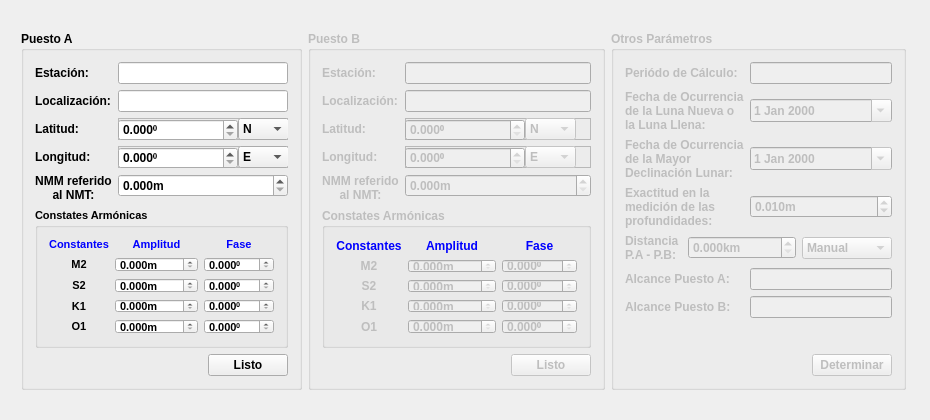
Qt form include/AlcanceLimite/alcancelimitewindow.ui (ryera89/TideAnalisisPredictionSystem) before a commit.
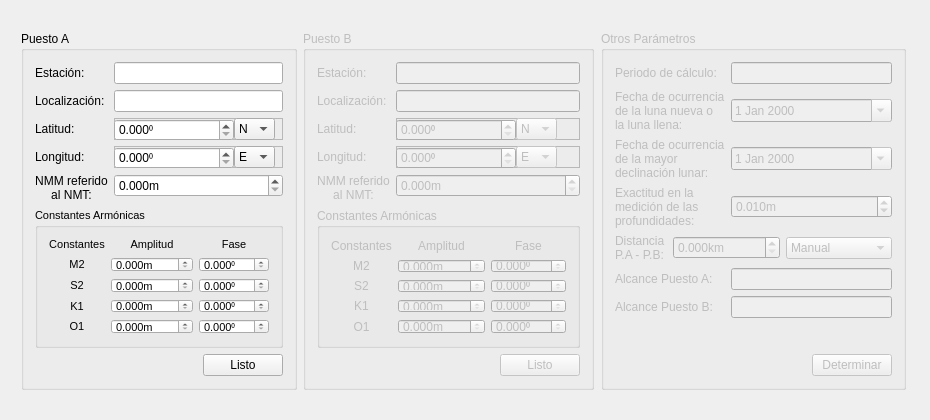
The same form after that commit.

What changed in the file:
```diff
--- a/include/AlcanceLimite/alcancelimitewindow.ui
+++ b/include/AlcanceLimite/alcancelimitewindow.ui
@@ -49,8 +49,8 @@
       <widget class="QGroupBox" name="puestoAGroupBox">
        <property name="font">
         <font>
-         <weight>75</weight>
-         <bold>true</bold>
+         <weight>50</weight>
+         <bold>false</bold>
         </font>
        </property>
        <property name="title">
@@ -61,26 +61,58 @@
          <layout class="QFormLayout" name="formLayout">
           <item row="0" column="0">
            <widget class="QLabel" name="label">
+            <property name="font">
+             <font>
+              <weight>50</weight>
+              <bold>false</bold>
+             </font>
+            </property>
             <property name="text">
              <string>Estación:</string>
             </property>
            </widget>
           </item>
           <item row="0" column="1">
-           <widget class="QLineEdit" name="stationALineEdit"/>
+           <widget class="QLineEdit" name="stationALineEdit">
+            <property name="font">
+             <font>
+              <weight>50</weight>
+              <bold>false</bold>
+             </font>
+            </property>
+           </widget>
           </item>
           <item row="1" column="0">
            <widget class="QLabel" name="label_2">
+            <property name="font">
+             <font>
+              <weight>50</weight>
+              <bold>false</bold>
+             </font>
+            </property>
             <property name="text">
              <string>Localización:</string>
             </property>
            </widget>
           </item>
           <item row="1" column="1">
-           <widget class="QLineEdit" name="locationALineEdit"/>
+           <widget class="QLineEdit" name="locationALineEdit">
+            <property name="font">
+             <font>
+              <weight>50</weight>
+              <bold>false</bold>
+             </font>
+            </property>
+           </widget>
           </item>
           <item row="2" column="0">
            <widget class="QLabel" name="label_3">
+            <property name="font">
+             <font>
+              <weight>50</weight>
+              <bold>false</bold>
+             </font>
+            </property>
             <property name="text">
              <string>Latitud:</string>
             </property>
@@ -133,6 +165,12 @@
                <height>22</height>
               </size>
              </property>
+             <property name="font">
+              <font>
+               <weight>50</weight>
+               <bold>false</bold>
+              </font>
+             </property>
              <property name="suffix">
               <string>⁰</string>
              </property>
@@ -148,7 +186,7 @@
               <rect>
                <x>120</x>
                <y>0</y>
-               <width>51</width>
+               <width>41</width>
                <height>22</height>
               </rect>
              </property>
@@ -158,6 +196,12 @@
                <verstretch>0</verstretch>
               </sizepolicy>
              </property>
+             <property name="font">
+              <font>
+               <weight>50</weight>
+               <bold>false</bold>
+              </font>
+             </property>
              <item>
               <property name="text">
                <string>N </string>
@@ -173,6 +217,12 @@
           </item>
           <item row="3" column="0">
            <widget class="QLabel" name="label_4">
+            <property name="font">
+             <font>
+              <weight>50</weight>
+              <bold>false</bold>
+             </font>
+            </property>
             <property name="text">
              <string>Longitud:</string>
             </property>
@@ -225,6 +275,12 @@
                <height>22</height>
               </size>
              </property>
+             <property name="font">
+              <font>
+               <weight>50</weight>
+               <bold>false</bold>
+              </font>
+             </property>
              <property name="suffix">
               <string>⁰</string>
              </property>
@@ -240,7 +296,7 @@
               <rect>
                <x>120</x>
                <y>0</y>
-               <width>51</width>
+               <width>41</width>
                <height>22</height>
               </rect>
              </property>
@@ -250,6 +306,12 @@
                <verstretch>0</verstretch>
               </sizepolicy>
              </property>
+             <property name="font">
+              <font>
+               <weight>50</weight>
+               <bold>false</bold>
+              </font>
+             </property>
              <item>
               <property name="text">
                <string>E</string>
@@ -265,6 +327,12 @@
           </item>
           <item row="4" column="0">
            <widget class="QLabel" name="label_23">
+            <property name="font">
+             <font>
+              <weight>50</weight>
+              <bold>false</bold>
+             </font>
+            </property>
             <property name="toolTip">
              <string>NMM: Nivel Medio del Mar
 NMT: Nivel Mínimo Teórico</string>
@@ -283,6 +351,12 @@
           </item>
           <item row="4" column="1">
            <widget class="QDoubleSpinBox" name="nmmASpinBox">
+            <property name="font">
+             <font>
+              <weight>50</weight>
+              <bold>false</bold>
+             </font>
+            </property>
             <property name="layoutDirection">
              <enum>Qt::LeftToRight</enum>
             </property>
@@ -304,18 +378,24 @@
           <property name="font">
            <font>
             <pointsize>8</pointsize>
-            <weight>75</weight>
-            <bold>true</bold>
+            <weight>50</weight>
+            <bold>false</bold>
            </font>
           </property>
           <property name="title">
-           <string>Constates Armónicas</string>
+           <string>Constantes Armónicas</string>
           </property>
           <layout class="QGridLayout" name="gridLayout">
            <item row="0" column="0">
             <widget class="QLabel" name="label_5">
+             <property name="font">
+              <font>
+               <weight>50</weight>
+               <bold>false</bold>
+              </font>
+             </property>
              <property name="text">
-              <string>&lt;font color = blue&gt;&lt;b&gt;Constantes&lt;/font&gt;&lt;/b&gt;</string>
+              <string>Constantes</string>
              </property>
              <property name="alignment">
               <set>Qt::AlignCenter</set>
@@ -325,7 +405,7 @@
            <item row="0" column="1">
             <widget class="QLabel" name="label_6">
              <property name="text">
-              <string>&lt;font color = blue&gt;&lt;b&gt;Amplitud&lt;/font&gt;&lt;/b&gt;</string>
+              <string>Amplitud</string>
              </property>
              <property name="alignment">
               <set>Qt::AlignCenter</set>
@@ -335,7 +415,7 @@
            <item row="0" column="2">
             <widget class="QLabel" name="label_7">
              <property name="text">
-              <string>&lt;font color = blue&gt;&lt;b&gt;Fase&lt;/font&gt;&lt;/b&gt;</string>
+              <string>Fase</string>
              </property>
              <property name="alignment">
               <set>Qt::AlignCenter</set>
@@ -344,6 +424,12 @@
            </item>
            <item row="1" column="0">
             <widget class="QLabel" name="label_8">
+             <property name="font">
+              <font>
+               <weight>50</weight>
+               <bold>false</bold>
+              </font>
+             </property>
              <property name="text">
               <string>M2</string>
              </property>
@@ -354,6 +440,12 @@
            </item>
            <item row="1" column="1">
             <widget class="QDoubleSpinBox" name="m2AmpASpinBox">
+             <property name="font">
+              <font>
+               <weight>50</weight>
+               <bold>false</bold>
+              </font>
+             </property>
              <property name="suffix">
               <string>m</string>
              </property>
@@ -370,6 +462,12 @@
            </item>
            <item row="1" column="2">
             <widget class="QDoubleSpinBox" name="m2PhaseASpinBox">
+             <property name="font">
+              <font>
+               <weight>50</weight>
+               <bold>false</bold>
+              </font>
+             </property>
              <property name="suffix">
               <string>⁰</string>
              </property>
@@ -383,6 +481,12 @@
            </item>
            <item row="2" column="0">
             <widget class="QLabel" name="label_9">
+             <property name="font">
+              <font>
+               <weight>50</weight>
+               <bold>false</bold>
+              </font>
+             </property>
              <property name="text">
               <string>S2</string>
              </property>
@@ -393,6 +497,12 @@
            </item>
            <item row="2" column="1">
             <widget class="QDoubleSpinBox" name="s2AmpASpinBox">
+             <property name="font">
+              <font>
+               <weight>50</weight>
+               <bold>false</bold>
+              </font>
+             </property>
              <property name="suffix">
               <string>m</string>
              </property>
@@ -409,6 +519,12 @@
            </item>
            <item row="2" column="2">
             <widget class="QDoubleSpinBox" name="s2PhaseASpinBox">
+             <property name="font">
+              <font>
+               <weight>50</weight>
+               <bold>false</bold>
+              </font>
+             </property>
              <property name="suffix">
               <string>⁰</string>
              </property>
@@ -422,6 +538,12 @@
            </item>
            <item row="3" column="0">
             <widget class="QLabel" name="label_10">
+             <property name="font">
+              <font>
+               <weight>50</weight>
+               <bold>false</bold>
+              </font>
+             </property>
              <property name="text">
               <string>K1</string>
              </property>
@@ -432,6 +554,12 @@
            </item>
            <item row="3" column="1">
             <widget class="QDoubleSpinBox" name="k1AmpASpinBox">
+             <property name="font">
+              <font>
+               <weight>50</weight>
+               <bold>false</bold>
+              </font>
+             </property>
              <property name="suffix">
               <string>m</string>
              </property>
@@ -448,6 +576,12 @@
            </item>
            <item row="3" column="2">
             <widget class="QDoubleSpinBox" name="k1PhaseASpinBox">
+             <property name="font">
+              <font>
+               <weight>50</weight>
+               <bold>false</bold>
+              </font>
+             </property>
              <property name="suffix">
               <string>⁰</string>
              </property>
@@ -461,6 +595,12 @@
            </item>
            <item row="4" column="0">
             <widget class="QLabel" name="label_11">
+             <property name="font">
+              <font>
+               <weight>50</weight>
+               <bold>false</bold>
+              </font>
+             </property>
              <property name="text">
               <string>O1</string>
              </property>
@@ -471,6 +611,12 @@
            </item>
            <item row="4" column="1">
             <widget class="QDoubleSpinBox" name="o1AmpASpinBox">
+             <property name="font">
+              <font>
+               <weight>50</weight>
+               <bold>false</bold>
+              </font>
+             </property>
              <property name="suffix">
               <string>m</string>
              </property>
@@ -487,6 +633,12 @@
            </item>
            <item row="4" column="2">
             <widget class="QDoubleSpinBox" name="o1PhaseASpinBox">
+             <property name="font">
+              <font>
+               <weight>50</weight>
+               <bold>false</bold>
+              </font>
+             </property>
              <property name="suffix">
               <string>⁰</string>
              </property>
@@ -548,8 +700,8 @@
        </property>
        <property name="font">
         <font>
-         <weight>75</weight>
-         <bold>true</bold>
+         <weight>50</weight>
+         <bold>false</bold>
         </font>
        </property>
        <property name="title">
@@ -647,7 +799,7 @@
               <rect>
                <x>120</x>
                <y>0</y>
-               <width>51</width>
+               <width>41</width>
                <height>22</height>
               </rect>
              </property>
@@ -739,7 +891,7 @@
               <rect>
                <x>120</x>
                <y>0</y>
-               <width>51</width>
+               <width>41</width>
                <height>22</height>
               </rect>
              </property>
@@ -799,18 +951,18 @@
          <widget class="QGroupBox" name="groupBox_4">
           <property name="font">
            <font>
-            <weight>75</weight>
-            <bold>true</bold>
+            <weight>50</weight>
+            <bold>false</bold>
            </font>
           </property>
           <property name="title">
-           <string>Constates Armónicas</string>
+           <string>Constantes Armónicas</string>
           </property>
           <layout class="QGridLayout" name="gridLayout_2">
            <item row="0" column="0">
             <widget class="QLabel" name="label_16">
              <property name="text">
-              <string>&lt;font color = blue&gt;&lt;b&gt;Constantes&lt;/font&gt;&lt;/b&gt;</string>
+              <string>Constantes</string>
              </property>
              <property name="alignment">
               <set>Qt::AlignCenter</set>
@@ -820,7 +972,7 @@
            <item row="0" column="1">
             <widget class="QLabel" name="label_17">
              <property name="text">
-              <string>&lt;font color = blue&gt;&lt;b&gt;Amplitud&lt;/font&gt;&lt;/b&gt;</string>
+              <string>Amplitud</string>
              </property>
              <property name="alignment">
               <set>Qt::AlignCenter</set>
@@ -830,7 +982,7 @@
            <item row="0" column="2">
             <widget class="QLabel" name="label_18">
              <property name="text">
-              <string>&lt;font color = blue&gt;&lt;b&gt;Fase&lt;/font&gt;&lt;/b&gt;</string>
+              <string>Fase</string>
              </property>
              <property name="alignment">
               <set>Qt::AlignCenter</set>
@@ -1071,8 +1223,8 @@
        </property>
        <property name="font">
         <font>
-         <weight>75</weight>
-         <bold>true</bold>
+         <weight>50</weight>
+         <bold>false</bold>
         </font>
        </property>
        <property name="title">
@@ -1131,9 +1283,9 @@
           <item row="1" column="0" colspan="2">
            <widget class="QLabel" name="label_26">
             <property name="text">
-             <string>Fecha de Ocurrencia
-de la Luna Nueva o
-la Luna Llena:</string>
+             <string>Fecha de ocurrencia
+de la luna nueva o
+la luna llena:</string>
             </property>
            </widget>
           </item>
@@ -1147,9 +1299,9 @@
           <item row="2" column="0" colspan="2">
            <widget class="QLabel" name="label_27">
             <property name="text">
-             <string>Fecha de Ocurrencia
-de la Mayor
-Declinación Lunar:</string>
+             <string>Fecha de ocurrencia
+de la mayor
+declinación lunar:</string>
             </property>
            </widget>
           </item>
@@ -1206,7 +1358,7 @@
           <item row="0" column="0" colspan="2">
            <widget class="QLabel" name="label_25">
             <property name="text">
-             <string>Periódo de Cálculo:</string>
+             <string>Periodo de cálculo:</string>
             </property>
            </widget>
           </item>
```
